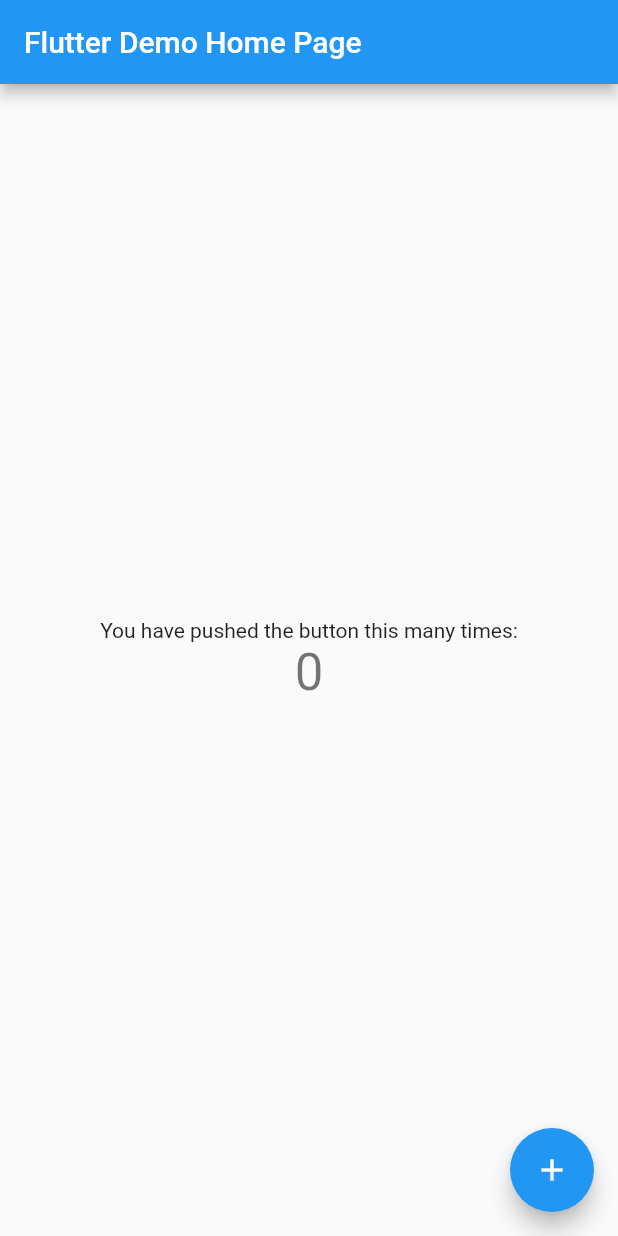
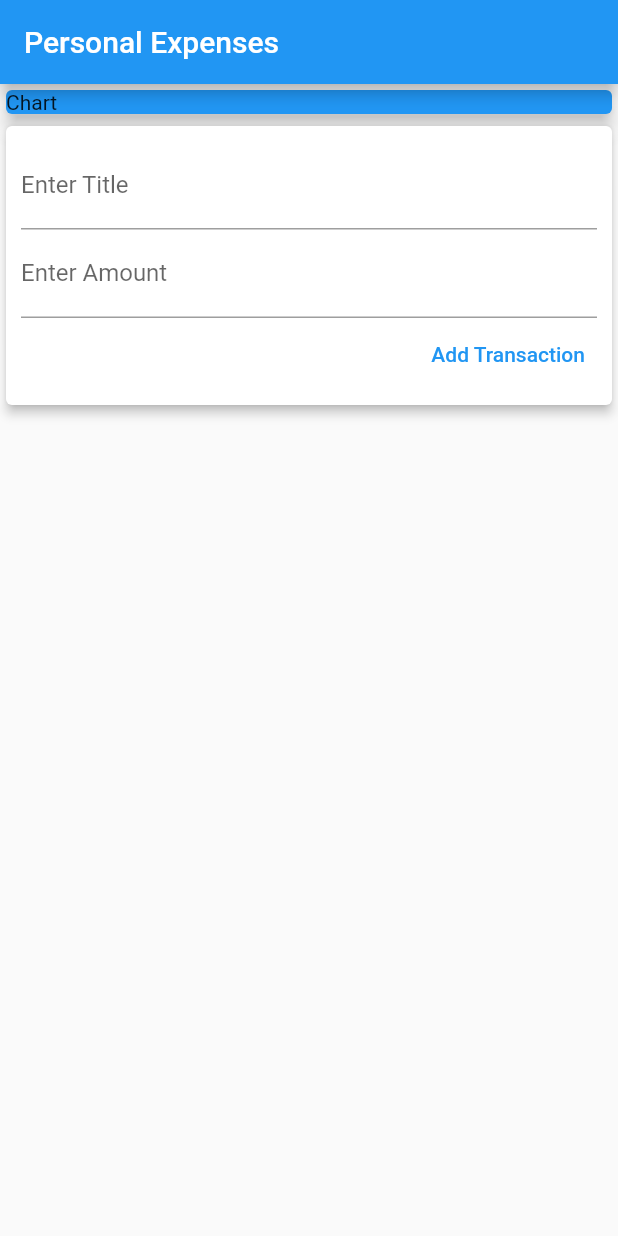
Before and after one commit to nyinyihtunlwin-codigo/personal_expenses, a Flutter app: the screen it shows after launch, on a phone screen of 412 x 824 dp. Run offline on Flutter 3.47's test engine with Material 2 defaults, Android fonts, the phone set to English and light mode, and no system bars.

Commit message:
add new transaction and update column

```diff
--- a/lib/main.dart
+++ b/lib/main.dart
@@ -1,4 +1,5 @@
 import 'package:flutter/material.dart';
+import 'package:personal_expenses/widgets/user_transactions.dart';
 
 void main() {
   runApp(MyApp());
@@ -10,104 +11,38 @@ class MyApp extends StatelessWidget {
   Widget build(BuildContext context) {
     return MaterialApp(
       title: 'Flutter Demo',
-      theme: ThemeData(
-        // This is the theme of your application.
-        //
-        // Try running your application with "flutter run". You'll see the
-        // application has a blue toolbar. Then, without quitting the app, try
-        // changing the primarySwatch below to Colors.green and then invoke
-        // "hot reload" (press "r" in the console where you ran "flutter run",
-        // or simply save your changes to "hot reload" in a Flutter IDE).
-        // Notice that the counter didn't reset back to zero; the application
-        // is not restarted.
-        primarySwatch: Colors.blue,
-      ),
-      home: MyHomePage(title: 'Flutter Demo Home Page'),
+      home: MyHomePage(),
     );
   }
 }
 
-class MyHomePage extends StatefulWidget {
-  MyHomePage({Key? key, required this.title}) : super(key: key);
-
-  // This widget is the home page of your application. It is stateful, meaning
-  // that it has a State object (defined below) that contains fields that affect
-  // how it looks.
-
-  // This class is the configuration for the state. It holds the values (in this
-  // case the title) provided by the parent (in this case the App widget) and
-  // used by the build method of the State. Fields in a Widget subclass are
-  // always marked "final".
-
-  final String title;
-
-  @override
-  _MyHomePageState createState() => _MyHomePageState();
-}
-
-class _MyHomePageState extends State<MyHomePage> {
-  int _counter = 0;
-
-  void _incrementCounter() {
-    setState(() {
-      // This call to setState tells the Flutter framework that something has
-      // changed in this State, which causes it to rerun the build method below
-      // so that the display can reflect the updated values. If we changed
-      // _counter without calling setState(), then the build method would not be
-      // called again, and so nothing would appear to happen.
-      _counter++;
-    });
-  }
+class MyHomePage extends StatelessWidget {
+/*  String titleInput = "";
+  String amountInput = "";*/
 
   @override
   Widget build(BuildContext context) {
-    // This method is rerun every time setState is called, for instance as done
-    // by the _incrementCounter method above.
-    //
-    // The Flutter framework has been optimized to make rerunning build methods
-    // fast, so that you can just rebuild anything that needs updating rather
-    // than having to individually change instances of widgets.
     return Scaffold(
       appBar: AppBar(
-        // Here we take the value from the MyHomePage object that was created by
-        // the App.build method, and use it to set our appbar title.
-        title: Text(widget.title),
+        title: Text("Personal Expenses"),
       ),
-      body: Center(
-        // Center is a layout widget. It takes a single child and positions it
-        // in the middle of the parent.
-        child: Column(
-          // Column is also a layout widget. It takes a list of children and
-          // arranges them vertically. By default, it sizes itself to fit its
-          // children horizontally, and tries to be as tall as its parent.
-          //
-          // Invoke "debug painting" (press "p" in the console, choose the
-          // "Toggle Debug Paint" action from the Flutter Inspector in Android
-          // Studio, or the "Toggle Debug Paint" command in Visual Studio Code)
-          // to see the wireframe for each widget.
-          //
-          // Column has various properties to control how it sizes itself and
-          // how it positions its children. Here we use mainAxisAlignment to
-          // center the children vertically; the main axis here is the vertical
-          // axis because Columns are vertical (the cross axis would be
-          // horizontal).
-          mainAxisAlignment: MainAxisAlignment.center,
-          children: <Widget>[
-            Text(
-              'You have pushed the button this many times:',
+      body: Column(
+        mainAxisAlignment: MainAxisAlignment.start,
+        crossAxisAlignment: CrossAxisAlignment.stretch,
+        children: <Widget>[
+          Container(
+            width: double.infinity,
+            child: Card(
+              color: Colors.blue,
+              child: Text(
+                "Chart",
+              ),
+              elevation: 5,
             ),
-            Text(
-              '$_counter',
-              style: Theme.of(context).textTheme.headline4,
-            ),
-          ],
-        ),
+          ),
+          UserTransactions(),
+        ],
       ),
-      floatingActionButton: FloatingActionButton(
-        onPressed: _incrementCounter,
-        tooltip: 'Increment',
-        child: Icon(Icons.add),
-      ), // This trailing comma makes auto-formatting nicer for build methods.
     );
   }
 }
--- /dev/null
+++ b/lib/models/transaction.dart
@@ -0,0 +1,9 @@
+class Transaction {
+  final String? id;
+  final String? title;
+  final double? amount;
+  final DateTime? date;
+
+  Transaction({this.id, this.title, this.amount, this.date});
+
+}
--- /dev/null
+++ b/lib/widgets/new_transaction.dart
@@ -0,0 +1,47 @@
+import 'package:flutter/material.dart';
+
+class NewTransaction extends StatelessWidget {
+  final titleController = TextEditingController();
+  final amountController = TextEditingController();
+  final Function addTransactionHandler;
+
+  NewTransaction(this.addTransactionHandler);
+
+  @override
+  Widget build(BuildContext context) {
+    return Card(
+      child: Container(
+        child: Column(
+          children: <Widget>[
+            TextField(
+              decoration: InputDecoration(labelText: "Enter Title"),
+              controller: titleController,
+              /*   onChanged: (value) {
+                      titleInput = value;
+                    },*/
+            ),
+            TextField(
+              decoration: InputDecoration(labelText: "Enter Amount"),
+              controller: amountController,
+              /* onChanged: (value) => amountInput = value,*/
+            ),
+            TextButton(
+                onPressed: () {
+                  addTransactionHandler(
+                    titleController.text,
+                    double.parse(amountController.text),
+                  );
+                },
+                child: Text(
+                  "Add Transaction",
+                  style: TextStyle(color: Colors.blue),
+                )),
+          ],
+          crossAxisAlignment: CrossAxisAlignment.end,
+        ),
+        padding: EdgeInsets.all(10),
+      ),
+      elevation: 3,
+    );
+  }
+}
--- /dev/null
+++ b/lib/widgets/user_transactions.dart
@@ -0,0 +1,36 @@
+import 'package:flutter/material.dart';
+import 'package:personal_expenses/models/transaction.dart';
+import 'package:personal_expenses/widgets/new_transaction.dart';
+import 'package:personal_expenses/widgets/transaction_list.dart';
+
+class UserTransactions extends StatefulWidget {
+  @override
+  State<StatefulWidget> createState() {
+    return UserTransactionsState();
+  }
+}
+
+class UserTransactionsState extends State<UserTransactions> {
+  final List<Transaction> _transactions = [];
+
+  void _addNewTransaction(String title, double amount) {
+    final newTransaction = Transaction(
+        title: title,
+        amount: amount,
+        date: DateTime.now(),
+        id: DateTime.now().toString());
+    setState(() {
+      _transactions.add(newTransaction);
+    });
+  }
+
+  @override
+  Widget build(BuildContext context) {
+    return Column(
+      children: <Widget>[
+        NewTransaction(_addNewTransaction),
+        TransactionList(_transactions),
+      ],
+    );
+  }
+}
--- a/pubspec.yaml
+++ b/pubspec.yaml
@@ -23,6 +23,7 @@ environment:
 dependencies:
   flutter:
     sdk: flutter
+  intl: ^0.17.0
 
 
   # The following adds the Cupertino Icons font to your application.
```
Also changed, not shown: lib/widgets/transaction_list.dart (added, +46 -0 lines), pubspec.lock.
